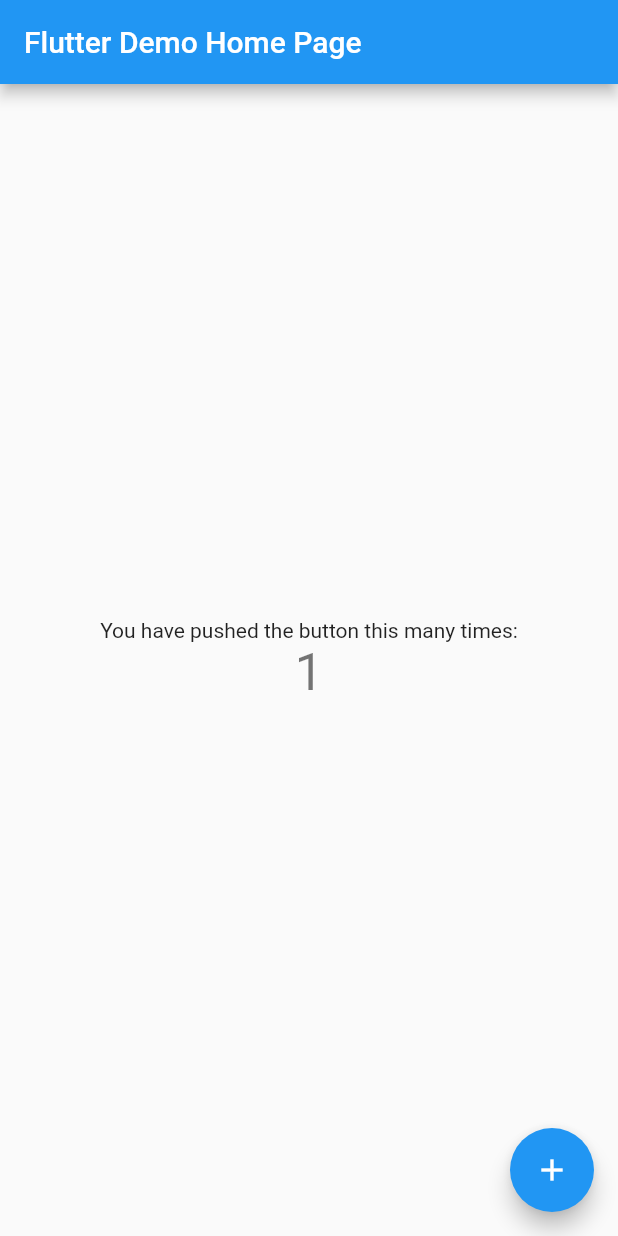
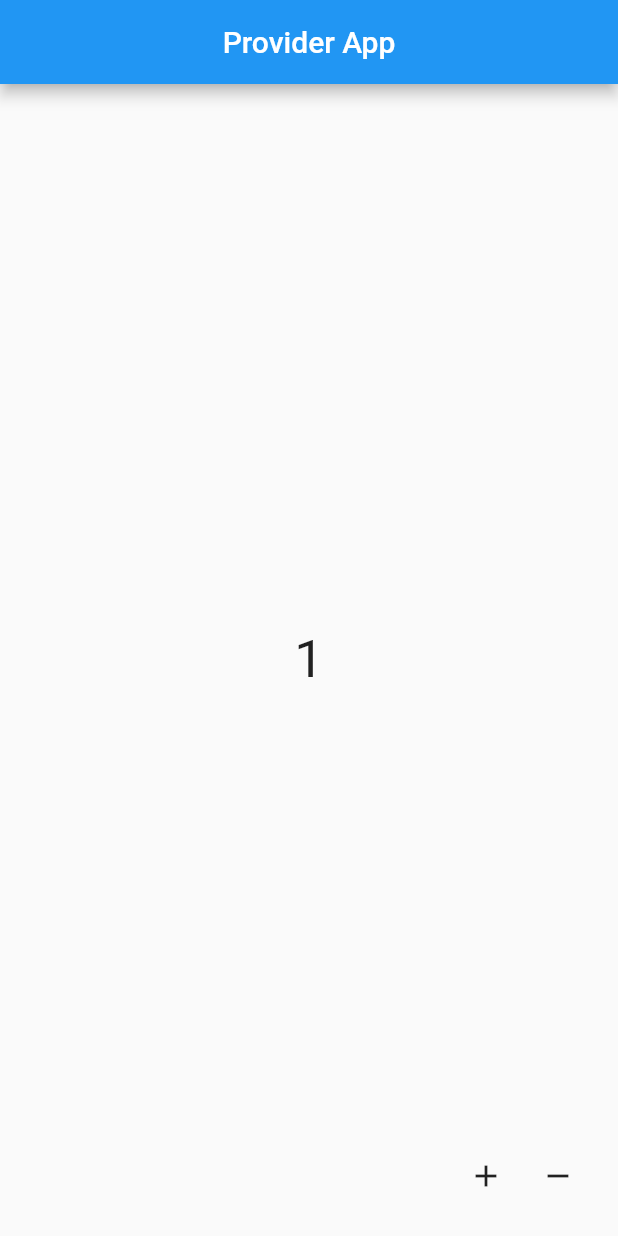
Before and after one commit to hjcwinner/providermovie, a Flutter app: the screen it shows after launch, after a tap on the "add" icon, on a phone screen of 412 x 824 dp. Run offline on Flutter 3.47's test engine with Material 2 defaults, Android fonts, the phone set to English and light mode, and no system bars.

Commit message:
Provider app 시작(count 만들기로 문법파악)

```diff
--- a/lib/main.dart
+++ b/lib/main.dart
@@ -1,4 +1,7 @@
 import 'package:flutter/material.dart';
+import 'package:provider/provider.dart';
+import 'package:providermovie/provider/countprovider.dart';
+import 'package:providermovie/src/home.dart';
 
 void main() {
   runApp(MyApp());
@@ -8,110 +11,18 @@ class MyApp extends StatelessWidget {
   // This widget is the root of your application.
   @override
   Widget build(BuildContext context) {
+
     return MaterialApp(
-      title: 'Flutter Demo',
+      debugShowCheckedModeBanner: false,
+      title: 'Flutter Provider',
       theme: ThemeData(
-        // This is the theme of your application.
-        //
-        // Try running your application with "flutter run". You'll see the
-        // application has a blue toolbar. Then, without quitting the app, try
-        // changing the primarySwatch below to Colors.green and then invoke
-        // "hot reload" (press "r" in the console where you ran "flutter run",
-        // or simply save your changes to "hot reload" in a Flutter IDE).
-        // Notice that the counter didn't reset back to zero; the application
-        // is not restarted.
         primarySwatch: Colors.blue,
-        // This makes the visual density adapt to the platform that you run
-        // the app on. For desktop platforms, the controls will be smaller and
-        // closer together (more dense) than on mobile platforms.
         visualDensity: VisualDensity.adaptivePlatformDensity,
       ),
-      home: MyHomePage(title: 'Flutter Demo Home Page'),
+      home: ChangeNotifierProvider(
+        create: (BuildContext context) => CountProvider(),
+        child: Home(),
+      ),
     );
   }
 }
-
-class MyHomePage extends StatefulWidget {
-  MyHomePage({Key key, this.title}) : super(key: key);
-
-  // This widget is the home page of your application. It is stateful, meaning
-  // that it has a State object (defined below) that contains fields that affect
-  // how it looks.
-
-  // This class is the configuration for the state. It holds the values (in this
-  // case the title) provided by the parent (in this case the App widget) and
-  // used by the build method of the State. Fields in a Widget subclass are
-  // always marked "final".
-
-  final String title;
-
-  @override
-  _MyHomePageState createState() => _MyHomePageState();
-}
-
-class _MyHomePageState extends State<MyHomePage> {
-  int _counter = 0;
-
-  void _incrementCounter() {
-    setState(() {
-      // This call to setState tells the Flutter framework that something has
-      // changed in this State, which causes it to rerun the build method below
-      // so that the display can reflect the updated values. If we changed
-      // _counter without calling setState(), then the build method would not be
-      // called again, and so nothing would appear to happen.
-      _counter++;
-    });
-  }
-
-  @override
-  Widget build(BuildContext context) {
-    // This method is rerun every time setState is called, for instance as done
-    // by the _incrementCounter method above.
-    //
-    // The Flutter framework has been optimized to make rerunning build methods
-    // fast, so that you can just rebuild anything that needs updating rather
-    // than having to individually change instances of widgets.
-    return Scaffold(
-      appBar: AppBar(
-        // Here we take the value from the MyHomePage object that was created by
-        // the App.build method, and use it to set our appbar title.
-        title: Text(widget.title),
-      ),
-      body: Center(
-        // Center is a layout widget. It takes a single child and positions it
-        // in the middle of the parent.
-        child: Column(
-          // Column is also a layout widget. It takes a list of children and
-          // arranges them vertically. By default, it sizes itself to fit its
-          // children horizontally, and tries to be as tall as its parent.
-          //
-          // Invoke "debug painting" (press "p" in the console, choose the
-          // "Toggle Debug Paint" action from the Flutter Inspector in Android
-          // Studio, or the "Toggle Debug Paint" command in Visual Studio Code)
-          // to see the wireframe for each widget.
-          //
-          // Column has various properties to control how it sizes itself and
-          // how it positions its children. Here we use mainAxisAlignment to
-          // center the children vertically; the main axis here is the vertical
-          // axis because Columns are vertical (the cross axis would be
-          // horizontal).
-          mainAxisAlignment: MainAxisAlignment.center,
-          children: <Widget>[
-            Text(
-              'You have pushed the button this many times:',
-            ),
-            Text(
-              '$_counter',
-              style: Theme.of(context).textTheme.headline4,
-            ),
-          ],
-        ),
-      ),
-      floatingActionButton: FloatingActionButton(
-        onPressed: _incrementCounter,
-        tooltip: 'Increment',
-        child: Icon(Icons.add),
-      ), // This trailing comma makes auto-formatting nicer for build methods.
-    );
-  }
-}
--- /dev/null
+++ b/lib/provider/countprovider.dart
@@ -0,0 +1,17 @@
+import 'package:flutter/cupertino.dart';
+
+import 'package:flutter/foundation.dart';
+
+class CountProvider extends ChangeNotifier {
+  int _count=0;
+  int get count => _count;
+
+  add(){
+    _count++;
+    notifyListeners();
+  }
+  remove(){
+    _count--;
+    notifyListeners();
+  }
+}
--- /dev/null
+++ b/lib/src/countwidget.dart
@@ -0,0 +1,22 @@
+import 'dart:ui';
+
+import 'package:flutter/material.dart';
+import 'package:provider/provider.dart';
+import 'package:providermovie/provider/countprovider.dart';
+
+class CountWidget extends StatelessWidget {
+  const CountWidget({Key key}) : super(key: key);
+
+  @override
+  Widget build(BuildContext context) {
+    print('ddddd');
+    return Center(
+      child: Consumer<CountProvider>(builder: (context, provider, child) {
+        return Text(
+          Provider.of<CountProvider>(context).count.toString(),
+          style: TextStyle(fontSize: 35),
+        );
+      }),
+    );
+  }
+}
--- /dev/null
+++ b/lib/src/home.dart
@@ -0,0 +1,32 @@
+import 'package:flutter/material.dart';
+import 'package:provider/provider.dart';
+import 'package:providermovie/provider/countprovider.dart';
+import 'countwidget.dart';
+
+class Home extends StatelessWidget {
+  Home({Key key}) : super(key: key);
+
+  CountProvider _countProvider;
+  @override
+  Widget build(BuildContext context) {
+    _countProvider = Provider.of<CountProvider>(context, listen: false);
+    return Scaffold(
+      appBar: AppBar(
+        title: Text('Provider App'),
+        centerTitle: true,
+      ),
+      body: CountWidget(),
+      floatingActionButton: Row(
+        mainAxisAlignment: MainAxisAlignment.end,
+        children: [
+          IconButton(icon: Icon(Icons.add), onPressed: (){
+            _countProvider.add();
+          }),
+          IconButton(icon: Icon(Icons.remove), onPressed: (){
+            _countProvider.remove();
+          })
+        ],
+      ),
+    );
+  }
+}
--- a/pubspec.yaml
+++ b/pubspec.yaml
@@ -28,6 +28,7 @@ dependencies:
   # The following adds the Cupertino Icons font to your application.
   # Use with the CupertinoIcons class for iOS style icons.
   cupertino_icons: ^1.0.0
+  provider: ^4.3.3
 
 dev_dependencies:
   flutter_test:
```
Also changed, not shown: 1 other file.
